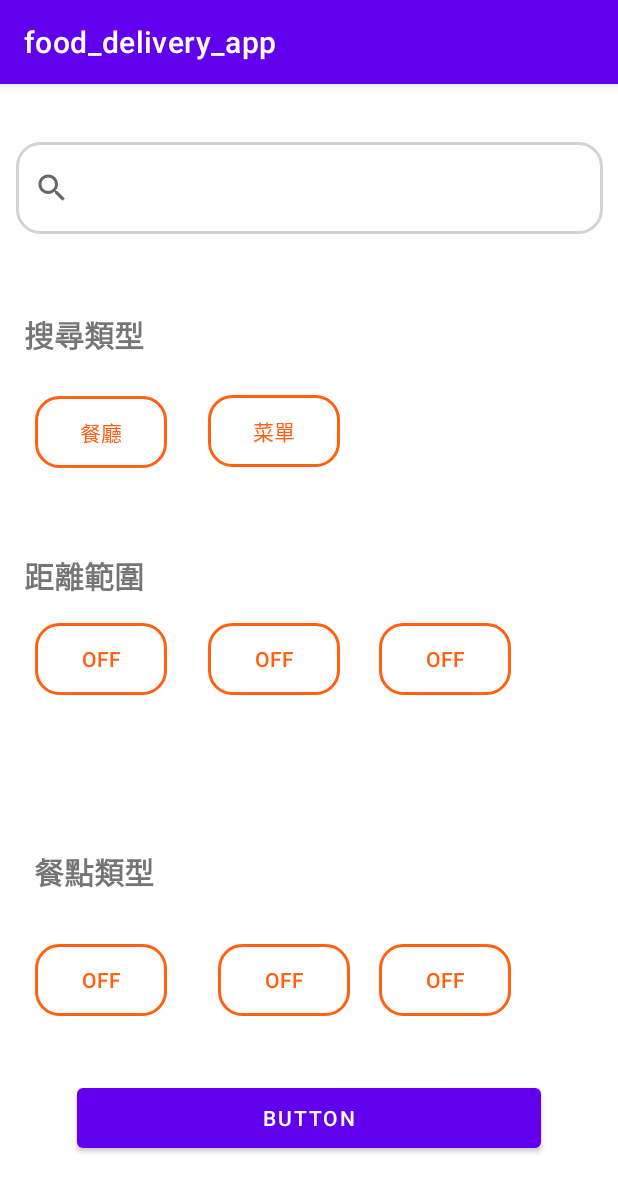
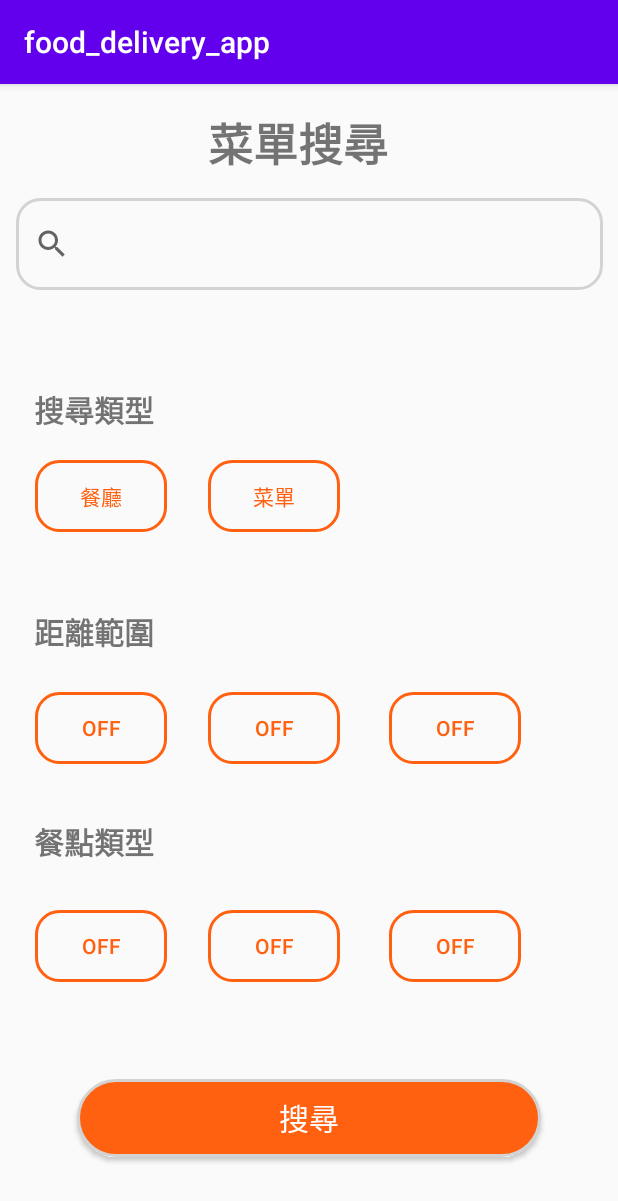
Before and after one commit to YongXiang12/Food_delivery_application, an Android app: the SearchPage screen opened directly, with no data from a screen before it, on a phone screen of 412 x 824 dp. Shown: the top 1201 px of the screen. Run offline under Robolectric (Android 15) with nearby library versions, the phone set to English and light mode, and no system bars.

Commit message:
add Menu Search UI and modify Search Page

```diff
--- a/app/src/main/AndroidManifest.xml
+++ b/app/src/main/AndroidManifest.xml
@@ -9,6 +9,9 @@
         android:roundIcon="@mipmap/ic_launcher_round"
         android:supportsRtl="true"
         android:theme="@style/Theme.Nav4">
+        <activity
+            android:name=".ui.search.SearchResultPage"
+            android:exported="false" />
         <activity
             android:name=".ui.search.SearchPage"
             android:exported="false" />
--- /dev/null
+++ b/app/src/main/res/drawable/button_format.xml
@@ -0,0 +1,12 @@
+<?xml version="1.0" encoding="utf-8"?>
+<selector xmlns:android="http://schemas.android.com/apk/res/android">
+    <item>
+        <shape>
+            <solid android:color="#FF6110"/>
+            <stroke
+                android:width="2dp"
+                android:color="#D3D3D3" />
+            <corners android:radius="30dp" />
+        </shape>
+    </item>
+</selector>
--- a/app/src/main/res/layout/searchpage.xml
+++ b/app/src/main/res/layout/searchpage.xml
@@ -20,7 +20,7 @@
         app:layout_constraintHorizontal_bias="0.071"
         app:layout_constraintStart_toStartOf="parent"
         app:layout_constraintTop_toTopOf="parent"
-        app:layout_constraintVertical_bias="0.499" />
+        app:layout_constraintVertical_bias="0.563" />
 
     <ToggleButton
         android:id="@+id/toggleButton13"
@@ -32,10 +32,10 @@
         android:textColor="#FF6110"
         app:layout_constraintBottom_toBottomOf="parent"
         app:layout_constraintEnd_toEndOf="parent"
-        app:layout_constraintHorizontal_bias="0.78"
+        app:layout_constraintHorizontal_bias="0.801"
         app:layout_constraintStart_toStartOf="parent"
         app:layout_constraintTop_toTopOf="parent"
-        app:layout_constraintVertical_bias="0.796" />
+        app:layout_constraintVertical_bias="0.765" />
 
     <ToggleButton
         android:id="@+id/toggleButton14"
@@ -46,10 +46,10 @@
         android:textColor="#FF6110"
         app:layout_constraintBottom_toBottomOf="parent"
         app:layout_constraintEnd_toEndOf="parent"
-        app:layout_constraintHorizontal_bias="0.448"
+        app:layout_constraintHorizontal_bias="0.427"
         app:layout_constraintStart_toStartOf="parent"
         app:layout_constraintTop_toTopOf="parent"
-        app:layout_constraintVertical_bias="0.796" />
+        app:layout_constraintVertical_bias="0.765" />
 
     <ToggleButton
         android:id="@+id/toggleButton10"
@@ -63,7 +63,7 @@
         app:layout_constraintHorizontal_bias="0.071"
         app:layout_constraintStart_toStartOf="parent"
         app:layout_constraintTop_toTopOf="parent"
-        app:layout_constraintVertical_bias="0.796" />
+        app:layout_constraintVertical_bias="0.765" />
 
     <ToggleButton
         android:id="@+id/toggleButton11"
@@ -74,10 +74,10 @@
         android:textColor="#FF6110"
         app:layout_constraintBottom_toBottomOf="parent"
         app:layout_constraintEnd_toEndOf="parent"
-        app:layout_constraintHorizontal_bias="0.78"
+        app:layout_constraintHorizontal_bias="0.801"
         app:layout_constraintStart_toStartOf="parent"
         app:layout_constraintTop_toTopOf="parent"
-        app:layout_constraintVertical_bias="0.499" />
+        app:layout_constraintVertical_bias="0.563" />
 
     <TextView
         android:id="@+id/textView10"
@@ -88,10 +88,10 @@
         android:textStyle="bold"
         app:layout_constraintBottom_toBottomOf="parent"
         app:layout_constraintEnd_toEndOf="parent"
-        app:layout_constraintHorizontal_bias="0.048"
+        app:layout_constraintHorizontal_bias="0.069"
         app:layout_constraintStart_toStartOf="parent"
         app:layout_constraintTop_toBottomOf="@+id/Search_View"
-        app:layout_constraintVertical_bias="0.333" />
+        app:layout_constraintVertical_bias="0.354" />
 
     <TextView
         android:id="@+id/textView11"
@@ -105,7 +105,7 @@
         app:layout_constraintHorizontal_bias="0.069"
         app:layout_constraintStart_toStartOf="parent"
         app:layout_constraintTop_toBottomOf="@+id/Search_View"
-        app:layout_constraintVertical_bias="0.643" />
+        app:layout_constraintVertical_bias="0.587" />
 
     <ToggleButton
         android:id="@+id/toggleButton8"
@@ -119,7 +119,7 @@
         app:layout_constraintHorizontal_bias="0.427"
         app:layout_constraintStart_toStartOf="parent"
         app:layout_constraintTop_toTopOf="parent"
-        app:layout_constraintVertical_bias="0.499" />
+        app:layout_constraintVertical_bias="0.563" />
 
     <SearchView
         android:id="@+id/Search_View"
@@ -130,7 +130,9 @@
         app:layout_constraintEnd_toEndOf="parent"
         app:layout_constraintStart_toStartOf="parent"
         app:layout_constraintTop_toTopOf="parent"
-        app:layout_constraintVertical_bias="0.055" />
+        app:layout_constraintVertical_bias="0.108" >
+
+    </SearchView>
 
     <TextView
         android:id="@+id/textView9"
@@ -141,10 +143,10 @@
         android:textStyle="bold"
         app:layout_constraintBottom_toBottomOf="parent"
         app:layout_constraintEnd_toEndOf="parent"
-        app:layout_constraintHorizontal_bias="0.048"
+        app:layout_constraintHorizontal_bias="0.069"
         app:layout_constraintStart_toStartOf="parent"
         app:layout_constraintTop_toBottomOf="@+id/Search_View"
-        app:layout_constraintVertical_bias="0.082" />
+        app:layout_constraintVertical_bias="0.108" />
 
     <ToggleButton
         android:id="@+id/toggleButton"
@@ -160,7 +162,7 @@
         app:layout_constraintHorizontal_bias="0.071"
         app:layout_constraintStart_toStartOf="parent"
         app:layout_constraintTop_toTopOf="parent"
-        app:layout_constraintVertical_bias="0.289" />
+        app:layout_constraintVertical_bias="0.348" />
 
     <ToggleButton
         android:id="@+id/toggleButton2"
@@ -176,13 +178,17 @@
         app:layout_constraintHorizontal_bias="0.427"
         app:layout_constraintStart_toStartOf="parent"
         app:layout_constraintTop_toTopOf="parent"
-        app:layout_constraintVertical_bias="0.288" />
+        app:layout_constraintVertical_bias="0.348" />
 
     <Button
         android:id="@+id/button"
         android:layout_width="309dp"
         android:layout_height="52dp"
-        android:text="Button"
+        android:background="@drawable/button_format"
+        android:onClick="search"
+        android:text="搜尋"
+        android:textColor="#FFFFFF"
+        android:textSize="20sp"
         app:layout_constraintBottom_toBottomOf="parent"
         app:layout_constraintEnd_toEndOf="parent"
         app:layout_constraintStart_toStartOf="parent"
@@ -190,4 +196,18 @@
         app:layout_constraintVertical_bias="0.926"
         app:strokeColor="#FF6110" />
 
+    <TextView
+        android:id="@+id/textView12"
+        android:layout_width="wrap_content"
+        android:layout_height="wrap_content"
+        android:text="菜單搜尋"
+        android:textSize="30sp"
+        android:textStyle="bold"
+        app:layout_constraintBottom_toBottomOf="parent"
+        app:layout_constraintEnd_toEndOf="parent"
+        app:layout_constraintHorizontal_bias="0.474"
+        app:layout_constraintStart_toStartOf="parent"
+        app:layout_constraintTop_toTopOf="parent"
+        app:layout_constraintVertical_bias="0.023" />
+
 </androidx.constraintlayout.widget.ConstraintLayout>
--- a/app/src/main/res/values/themes.xml
+++ b/app/src/main/res/values/themes.xml
@@ -1,6 +1,6 @@
 <resources xmlns:tools="http://schemas.android.com/tools">
     <!-- Base application theme. -->
-    <style name="Theme.Nav4" parent="Theme.MaterialComponents.DayNight.DarkActionBar">
+    <style name="Theme.Nav4" parent="Theme.MaterialComponents.DayNight.DarkActionBar.Bridge">
         <!-- Primary brand color. -->
         <item name="colorPrimary">@color/purple_500</item>
         <item name="colorPrimaryVariant">@color/purple_700</item>
```
Also changed, not shown: app/src/main/java/fcu/mp110/food_delivery_app/ui/search/SearchPage.java (+10 -0 lines), app/src/main/java/fcu/mp110/food_delivery_app/ui/search/SearchResultPage.java (added, +15 -0 lines), app/src/main/res/layout/activity_search_result_page.xml (added, +69 -0 lines), app/src/main/res/drawable-v24/arrow_left.png (added).
